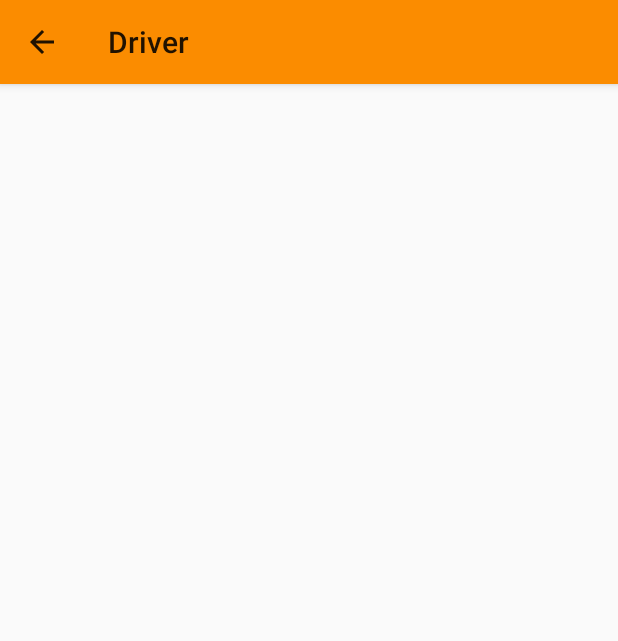
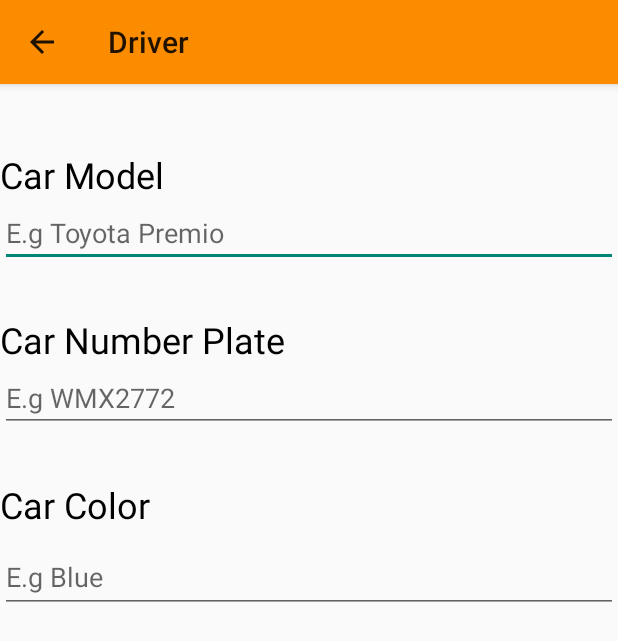
Before and after one commit to miishrak9/um_transit, an Android app: the DetailsEdit screen opened directly, with no data from a screen before it, on a phone screen of 412 x 824 dp. Shown: the top 641 px of the screen. Run offline under Robolectric (Android 15) with nearby library versions, the phone set to English and light mode, and no system bars.

Commit message:
upt9 dec

```diff
--- a/app/src/main/res/layout/activity_details_edit.xml
+++ b/app/src/main/res/layout/activity_details_edit.xml
@@ -1,9 +1,10 @@
 <?xml version="1.0" encoding="utf-8"?>
-<RelativeLayout xmlns:android="http://schemas.android.com/apk/res/android"
+<LinearLayout xmlns:android="http://schemas.android.com/apk/res/android"
     xmlns:app="http://schemas.android.com/apk/res-auto"
     xmlns:tools="http://schemas.android.com/tools"
     android:layout_width="match_parent"
     android:layout_height="match_parent"
+    android:orientation="vertical"
     tools:context=".DetailsEdit">
 
     <android.support.v7.widget.Toolbar
@@ -17,7 +18,52 @@
 
         />
 
+    <TextView
+        android:id="@+id/textView3"
+        android:layout_marginTop="44dp"
+        android:layout_width="match_parent"
+        android:layout_height="wrap_content"
+        android:text="Car Model"
+        android:textColor="@color/fdbacktxtcol"
+        android:textSize="24sp" />
+
+    <android.support.design.widget.TextInputEditText
+        android:layout_width="match_parent"
+        android:layout_height="wrap_content"
+        android:hint="E.g Toyota Premio" />
+
+    <TextView
+        android:id="@+id/textView16"
+        android:layout_marginTop="32dp"
+        android:layout_width="match_parent"
+        android:layout_height="wrap_content"
+        android:text="Car Number Plate"
+        android:textColor="@color/fdbacktxtcol"
+        android:textSize="24sp" />
+
+    <android.support.design.widget.TextInputEditText
+        android:layout_width="match_parent"
+        android:layout_height="wrap_content"
+        android:hint="E.g WMX2772" />
+
+    <TextView
+        android:id="@+id/textView18"
+        android:layout_width="match_parent"
+        android:layout_height="wrap_content"
+        android:layout_marginTop="32dp"
+        android:text="Car Color"
+        android:textColor="@color/fdbacktxtcol"
+        android:textSize="24sp" />
+
+    <android.support.design.widget.TextInputLayout
+        android:layout_width="match_parent"
+        android:layout_height="match_parent">
+
+        <android.support.design.widget.TextInputEditText
+            android:layout_width="match_parent"
+            android:layout_height="wrap_content"
+            android:hint="E.g Blue" />
+    </android.support.design.widget.TextInputLayout>
 
 
-
-</RelativeLayout>
+</LinearLayout>
```
